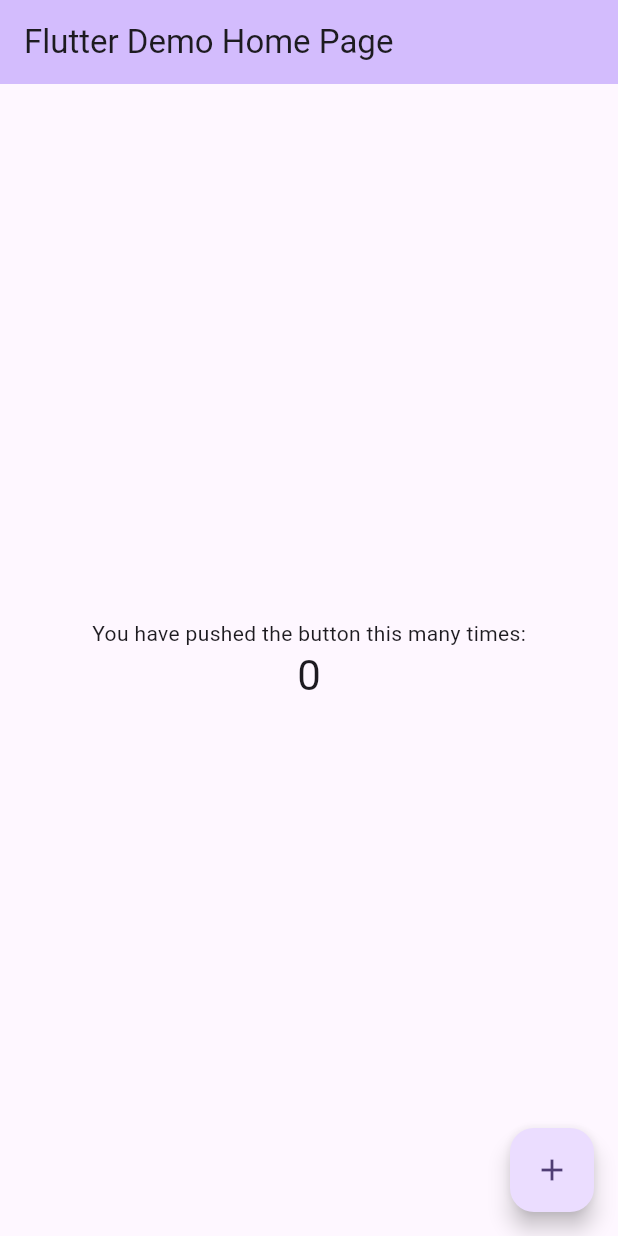
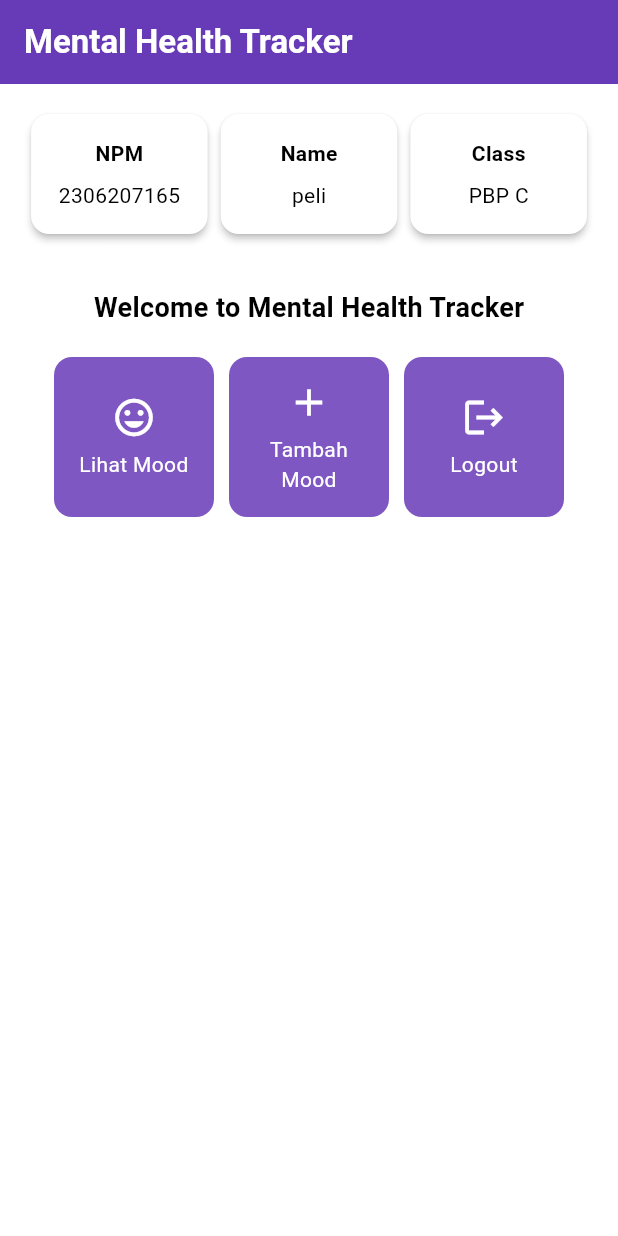
Before and after one commit to felfelita/mental-health-tracker-mobile, a Flutter app: the screen it shows after launch, on a phone screen of 412 x 824 dp. Run offline on Flutter 3.47's test engine with Material 3 defaults, Android fonts, the phone set to English and light mode, and no system bars.

Commit message:
done tutor 1

```diff
--- a/lib/main.dart
+++ b/lib/main.dart
@@ -28,10 +28,12 @@ class MyApp extends StatelessWidget {
         //
         // This works for code too, not just values: Most code changes can be
         // tested with just a hot reload.
-        colorScheme: ColorScheme.fromSeed(seedColor: Colors.deepPurple),
+        colorScheme: ColorScheme.fromSwatch(
+        primarySwatch: Colors.deepPurple,
+      ).copyWith(secondary: Colors.deepPurple[400]),
         useMaterial3: true,
       ),
-      home: const MyHomePage(title: 'Flutter Demo Home Page'),
+      home: MyHomePage(),
     );
   }
 }
--- a/lib/menu.dart
+++ b/lib/menu.dart
@@ -1,88 +1,184 @@
 import 'package:flutter/material.dart';
-class MyHomePage extends StatefulWidget {
-  const MyHomePage({super.key, required this.title});
+class MyHomePage extends StatelessWidget {
+    MyHomePage({super.key});
+    final String npm = '2306207165'; // NPM
+    final String name = 'peli'; // Nama
+    final String className = 'PBP C'; // Kelas
+    final List<ItemHomepage> items = [
+         ItemHomepage("Lihat Mood", Icons.mood),
+         ItemHomepage("Tambah Mood", Icons.add),
+         ItemHomepage("Logout", Icons.logout),
+    ];
+    @override
+    Widget build(BuildContext context) {
+      // Scaffold menyediakan struktur dasar halaman dengan AppBar dan body.
+      return Scaffold(
+        // AppBar adalah bagian atas halaman yang menampilkan judul.
+        appBar: AppBar(
+          // Judul aplikasi "Mental Health Tracker" dengan teks putih dan tebal.
+          title: const Text(
+            'Mental Health Tracker',
+            style: TextStyle(
+              color: Colors.white,
+              fontWeight: FontWeight.bold,
+            ),
+          ),
+          // Warna latar belakang AppBar diambil dari skema warna tema aplikasi.
+          backgroundColor: Theme.of(context).colorScheme.primary,
+        ),
+        // Body halaman dengan padding di sekelilingnya.
+        body: Padding(
+          padding: const EdgeInsets.all(16.0),
+          // Menyusun widget secara vertikal dalam sebuah kolom.
+          child: Column(
+            crossAxisAlignment: CrossAxisAlignment.center,
+            children: [
+              // Row untuk menampilkan 3 InfoCard secara horizontal.
+              Row(
+                mainAxisAlignment: MainAxisAlignment.spaceEvenly,
+                children: [
+                  InfoCard(title: 'NPM', content: npm),
+                  InfoCard(title: 'Name', content: name),
+                  InfoCard(title: 'Class', content: className),
+                ],
+              ),
 
-  // This widget is the home page of your application. It is stateful, meaning
-  // that it has a State object (defined below) that contains fields that affect
-  // how it looks.
+              // Memberikan jarak vertikal 16 unit.
+              const SizedBox(height: 16.0),
 
-  // This class is the configuration for the state. It holds the values (in this
-  // case the title) provided by the parent (in this case the App widget) and
-  // used by the build method of the State. Fields in a Widget subclass are
-  // always marked "final".
+              // Menempatkan widget berikutnya di tengah halaman.
+              Center(
+                child: Column(
+                  // Menyusun teks dan grid item secara vertikal.
 
-  final String title;
+                  children: [
+                    // Menampilkan teks sambutan dengan gaya tebal dan ukuran 18.
+                    const Padding(
+                      padding: EdgeInsets.only(top: 16.0),
+                      child: Text(
+                        'Welcome to Mental Health Tracker',
+                        style: TextStyle(
+                          fontWeight: FontWeight.bold,
+                          fontSize: 18.0,
+                        ),
+                      ),
+                    ),
 
-  @override
-  State<MyHomePage> createState() => _MyHomePageState();
-}
+                    // Grid untuk menampilkan ItemCard dalam bentuk grid 3 kolom.
+                    GridView.count(
+                      primary: true,
+                      padding: const EdgeInsets.all(20),
+                      crossAxisSpacing: 10,
+                      mainAxisSpacing: 10,
+                      crossAxisCount: 3,
+                      // Agar grid menyesuaikan tinggi kontennya.
+                      shrinkWrap: true,
 
-class _MyHomePageState extends State<MyHomePage> {
-  int _counter = 0;
+                      // Menampilkan ItemCard untuk setiap item dalam list items.
+                      children: items.map((ItemHomepage item) {
+                        return ItemCard(item);
+                      }).toList(),
+                    ),
+                  ],
+                ),
+              ),
+            ],
+          ),
+        ),
+      );
+    }
+  }
 
-  void _incrementCounter() {
-    setState(() {
-      // This call to setState tells the Flutter framework that something has
-      // changed in this State, which causes it to rerun the build method below
-      // so that the display can reflect the updated values. If we changed
-      // _counter without calling setState(), then the build method would not be
-      // called again, and so nothing would appear to happen.
-      _counter++;
-    });
-  }
+class InfoCard extends StatelessWidget {
+  // Kartu informasi yang menampilkan title dan content.
+
+  final String title;  // Judul kartu.
+  final String content;  // Isi kartu.
+
+  const InfoCard({super.key, required this.title, required this.content});
 
   @override
   Widget build(BuildContext context) {
-    // This method is rerun every time setState is called, for instance as done
-    // by the _incrementCounter method above.
-    //
-    // The Flutter framework has been optimized to make rerunning build methods
-    // fast, so that you can just rebuild anything that needs updating rather
-    // than having to individually change instances of widgets.
-    return Scaffold(
-      appBar: AppBar(
-        // TRY THIS: Try changing the color here to a specific color (to
-        // Colors.amber, perhaps?) and trigger a hot reload to see the AppBar
-        // change color while the other colors stay the same.
-        backgroundColor: Theme.of(context).colorScheme.inversePrimary,
-        // Here we take the value from the MyHomePage object that was created by
-        // the App.build method, and use it to set our appbar title.
-        title: Text(widget.title),
-      ),
-      body: Center(
-        // Center is a layout widget. It takes a single child and positions it
-        // in the middle of the parent.
+    return Card(
+      // Membuat kotak kartu dengan bayangan dibawahnya.
+      elevation: 2.0,
+      child: Container(
+        // Mengatur ukuran dan jarak di dalam kartu.
+        width: MediaQuery.of(context).size.width / 3.5, // menyesuaikan dengan lebar device yang digunakan.
+        padding: const EdgeInsets.all(16.0),
+        // Menyusun title dan content secara vertikal.
         child: Column(
-          // Column is also a layout widget. It takes a list of children and
-          // arranges them vertically. By default, it sizes itself to fit its
-          // children horizontally, and tries to be as tall as its parent.
-          //
-          // Column has various properties to control how it sizes itself and
-          // how it positions its children. Here we use mainAxisAlignment to
-          // center the children vertically; the main axis here is the vertical
-          // axis because Columns are vertical (the cross axis would be
-          // horizontal).
-          //
-          // TRY THIS: Invoke "debug painting" (choose the "Toggle Debug Paint"
-          // action in the IDE, or press "p" in the console), to see the
-          // wireframe for each widget.
-          mainAxisAlignment: MainAxisAlignment.center,
-          children: <Widget>[
-            const Text(
-              'You have pushed the button this many times:',
+          children: [
+            Text(
+              title,
+              style: const TextStyle(fontWeight: FontWeight.bold),
             ),
-            Text(
-              '$_counter',
-              style: Theme.of(context).textTheme.headlineMedium,
-            ),
+            const SizedBox(height: 8.0),
+            Text(content),
           ],
         ),
       ),
-      floatingActionButton: FloatingActionButton(
-        onPressed: _incrementCounter,
-        tooltip: 'Increment',
-        child: const Icon(Icons.add),
-      ), // This trailing comma makes auto-formatting nicer for build methods.
     );
   }
 }
+
+class ItemHomepage {
+     final String name;
+     final IconData icon;
+
+     ItemHomepage(this.name, this.icon);
+ }
+
+class ItemCard extends StatelessWidget {
+  // Menampilkan kartu dengan ikon dan nama.
+
+  final ItemHomepage item;
+
+  const ItemCard(this.item, {super.key});
+
+  @override
+  Widget build(BuildContext context) {
+    return Material(
+      // Menentukan warna latar belakang dari tema aplikasi.
+      color: Theme.of(context).colorScheme.secondary,
+      // Membuat sudut kartu melengkung.
+      borderRadius: BorderRadius.circular(12),
+
+      child: InkWell(
+        // Aksi ketika kartu ditekan.
+        onTap: () {
+          // Menampilkan pesan SnackBar saat kartu ditekan.
+          ScaffoldMessenger.of(context)
+            ..hideCurrentSnackBar()
+            ..showSnackBar(
+              SnackBar(content: Text("Kamu telah menekan tombol ${item.name}!"))
+            );
+        },
+        // Container untuk menyimpan Icon dan Text
+        child: Container(
+          padding: const EdgeInsets.all(8),
+          child: Center(
+            child: Column(
+              // Menyusun ikon dan teks di tengah kartu.
+              mainAxisAlignment: MainAxisAlignment.center,
+              children: [
+                Icon(
+                  item.icon,
+                  color: Colors.white,
+                  size: 30.0,
+                ),
+                const Padding(padding: EdgeInsets.all(3)),
+                Text(
+                  item.name,
+                  textAlign: TextAlign.center,
+                  style: const TextStyle(color: Colors.white),
+                ),
+              ],
+            ),
+          ),
+        ),
+      ),
+    );
+  }
+
+}
```
